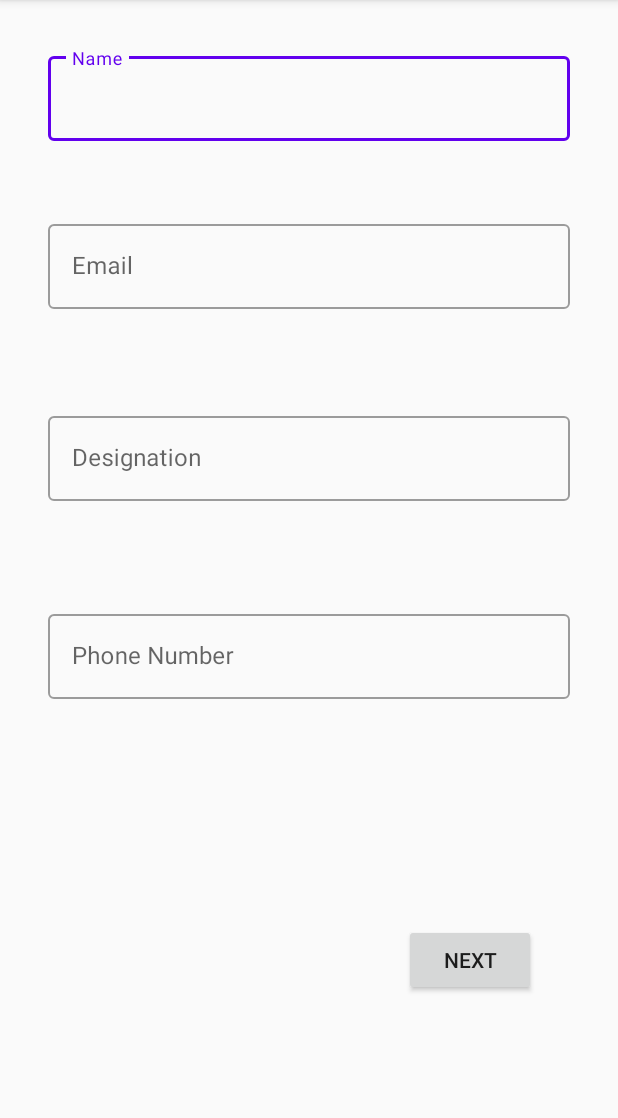
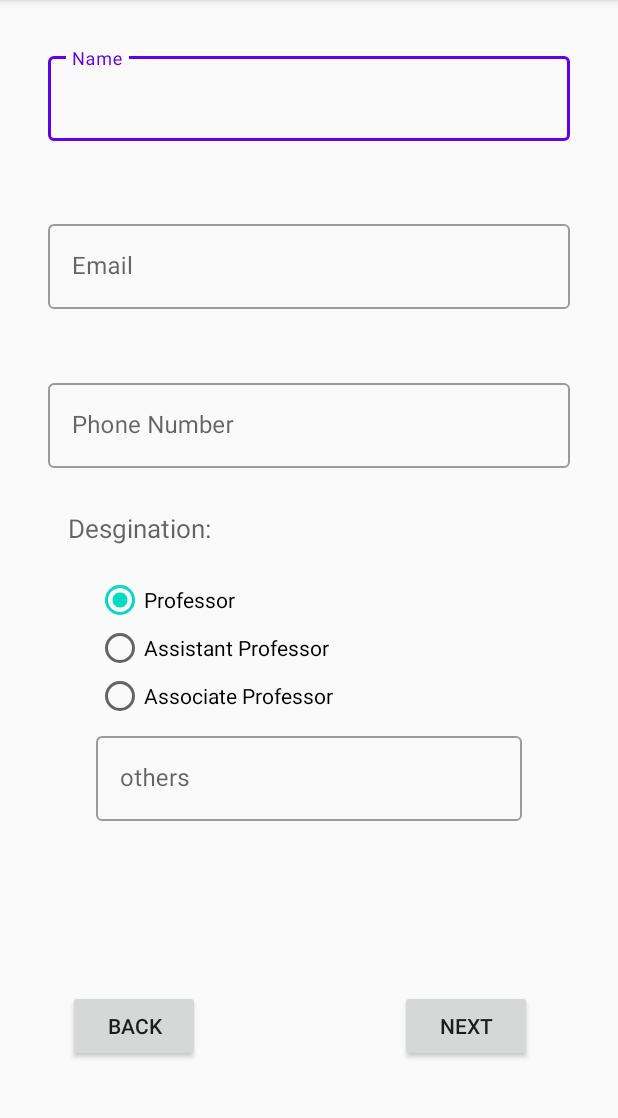
Before and after one commit to Arkelyscorpion/A2Hallbooking, an Android app: the BasicDetails screen opened directly, with no data from a screen before it, on a phone screen of 412 x 824 dp, the part 84-1202 px from its top. Run offline under Robolectric (Android 15) with nearby library versions, the phone set to English and light mode, and no system bars.

Commit message:
Added radio Buttons for Desgination

```diff
--- a/app/src/main/AndroidManifest.xml
+++ b/app/src/main/AndroidManifest.xml
@@ -9,6 +9,9 @@
         android:roundIcon="@mipmap/ic_launcher_round"
         android:supportsRtl="true"
         android:theme="@style/Theme.A2Hall">
+        <activity
+            android:name=".ThirdPage"
+            android:exported="true" />
         <activity
             android:name=".SecondaryDetails"
             android:exported="false" />
--- a/app/src/main/java/com/example/a2hall/BasicDetails.kt
+++ b/app/src/main/java/com/example/a2hall/BasicDetails.kt
@@ -10,18 +10,24 @@ class BasicDetails : AppCompatActivity() {
         super.onCreate(savedInstanceState)
         setContentView(R.layout.activity_basic_details)
 
-        val button = findViewById<Button>(R.id.button2)
+        val nextButton = findViewById<Button>(R.id.button2)
+        val backButton = findViewById<Button>(R.id.button3)
 
         /*
         operations to be performed
         when user tap on the button
         */
-        button?.setOnClickListener()
+        nextButton?.setOnClickListener()
         {
             //intent is used to link one page to another
             val intent = Intent(this, SecondaryDetails::class.java)
             // start your next activity
             startActivity(intent)          }
+
+        backButton?.setOnClickListener(){
+            val intent = Intent(this,MainActivity::class.java)
+            startActivity(intent)
+        }
     }
 
 }
--- a/app/src/main/res/layout/activity_basic_details.xml
+++ b/app/src/main/res/layout/activity_basic_details.xml
@@ -45,13 +45,33 @@
             android:hint="Email" />
     </com.google.android.material.textfield.TextInputLayout>
 
+<!--    <com.google.android.material.textfield.TextInputLayout-->
+<!--        android:id="@+id/outlinedTextInputField4"-->
+<!--        style="@style/Widget.MaterialComponents.TextInputLayout.OutlinedBox"-->
+<!--        android:layout_width="match_parent"-->
+<!--        android:layout_height="wrap_content"-->
+<!--        android:layout_marginStart="32dp"-->
+<!--        android:layout_marginTop="404dp"-->
+<!--        android:layout_marginEnd="32dp"-->
+<!--        app:layout_constraintEnd_toEndOf="parent"-->
+<!--        app:layout_constraintHorizontal_bias="0.0"-->
+<!--        app:layout_constraintStart_toStartOf="parent"-->
+<!--        app:layout_constraintTop_toTopOf="parent">-->
+
+<!--        <com.google.android.material.textfield.TextInputEditText-->
+<!--            android:id="@+id/textInputEditText4"-->
+<!--            android:layout_width="match_parent"-->
+<!--            android:layout_height="wrap_content"-->
+<!--            android:hint="Designation" />-->
+<!--    </com.google.android.material.textfield.TextInputLayout>-->
+
     <com.google.android.material.textfield.TextInputLayout
         android:id="@+id/outlinedTextInputField3"
         style="@style/Widget.MaterialComponents.TextInputLayout.OutlinedBox"
         android:layout_width="match_parent"
         android:layout_height="wrap_content"
         android:layout_marginStart="32dp"
-        android:layout_marginTop="272dp"
+        android:layout_marginTop="250dp"
         android:layout_marginEnd="32dp"
         app:layout_constraintEnd_toEndOf="parent"
         app:layout_constraintHorizontal_bias="0.0"
@@ -62,38 +82,108 @@
             android:id="@+id/textInputEditText3"
             android:layout_width="match_parent"
             android:layout_height="wrap_content"
-            android:hint="Designation" />
+            android:hint="Phone Number" />
     </com.google.android.material.textfield.TextInputLayout>
 
-    <com.google.android.material.textfield.TextInputLayout
-        android:id="@+id/outlinedTextInputField4"
-        style="@style/Widget.MaterialComponents.TextInputLayout.OutlinedBox"
+    <RadioGroup
+        android:id="@+id/radioGroupForDesignation"
         android:layout_width="match_parent"
         android:layout_height="wrap_content"
+        android:checkedButton="@id/radioButton1"
         android:layout_marginStart="32dp"
-        android:layout_marginTop="404dp"
+        android:layout_marginTop="340dp"
         android:layout_marginEnd="32dp"
         app:layout_constraintEnd_toEndOf="parent"
         app:layout_constraintHorizontal_bias="0.0"
         app:layout_constraintStart_toStartOf="parent"
         app:layout_constraintTop_toTopOf="parent">
 
-        <com.google.android.material.textfield.TextInputEditText
-            android:id="@+id/textInputEditText4"
+        <TextView
+            android:id="@+id/headingForDesignation"
+            style="@style/TextAppearance.MaterialComponents.Headline3"
             android:layout_width="match_parent"
             android:layout_height="wrap_content"
-            android:hint="Phone Number" />
-    </com.google.android.material.textfield.TextInputLayout>
+            android:text="\tDesgination:\n"
+            android:textSize="17sp"/>
+
+
+
+        <RadioButton
+            android:id="@+id/radioButton1"
+            android:layout_width="match_parent"
+            android:layout_height="match_parent"
+            android:layout_marginStart="32dp"
+            android:layout_marginEnd="32dp"
+            android:text="Professor"/>
+
+
+        <RadioButton
+            android:id="@+id/radioButton2"
+            android:layout_width="match_parent"
+            android:layout_height="match_parent"
+            android:layout_marginStart="32dp"
+            android:layout_marginEnd="32dp"
+            android:text="Assistant Professor"/>
+
+        <RadioButton
+            android:id="@+id/radioButton3"
+            android:layout_width="match_parent"
+            android:layout_height="match_parent"
+            android:layout_marginStart="32dp"
+            android:layout_marginEnd="32dp"
+            android:text="Associate Professor"/>
+
+<!--        <RadioButton-->
+<!--            android:layout_width="match_parent"-->
+<!--            android:layout_height="match_parent"-->
+<!--            android:layout_marginStart="32dp"-->
+<!--            android:layout_marginEnd="32dp"-->
+<!--            android:text="Others"/>-->
+
+        <com.google.android.material.textfield.TextInputLayout
+            android:id="@+id/othersForDesignation"
+            style="@style/Widget.MaterialComponents.TextInputLayout.OutlinedBox"
+            android:layout_width="match_parent"
+            android:layout_height="wrap_content"
+            android:layout_marginStart="32dp"
+            android:layout_marginTop="5dp"
+            android:layout_marginEnd="32dp"
+            app:layout_constraintEnd_toEndOf="parent"
+            app:layout_constraintHorizontal_bias="0.0"
+            app:layout_constraintStart_toStartOf="parent"
+            app:layout_constraintTop_toTopOf="parent">
+
+            <com.google.android.material.textfield.TextInputEditText
+                android:id="@+id/textInputFieldForOthers"
+                android:layout_width="match_parent"
+                android:layout_height="wrap_content"
+                android:hint="others" />
+        </com.google.android.material.textfield.TextInputLayout>
+
+    </RadioGroup>
+
 
     <Button
         android:id="@+id/button2"
         android:layout_width="wrap_content"
         android:layout_height="wrap_content"
-        android:layout_marginBottom="104dp"
+        android:layout_marginBottom="60dp"
         android:text="Next"
         app:layout_constraintBottom_toBottomOf="parent"
         app:layout_constraintEnd_toEndOf="parent"
-        app:layout_constraintHorizontal_bias="0.832"
+        app:layout_constraintHorizontal_bias="0.823"
         app:layout_constraintStart_toStartOf="parent" />
 
+    <Button
+        android:id="@+id/button3"
+        android:layout_width="wrap_content"
+        android:layout_height="wrap_content"
+        android:layout_marginBottom="60dp"
+        android:text="Back"
+        app:layout_constraintBottom_toBottomOf="parent"
+        app:layout_constraintEnd_toEndOf="parent"
+        app:layout_constraintHorizontal_bias="0.139"
+        app:layout_constraintStart_toStartOf="parent" />
+
+
 </androidx.constraintlayout.widget.ConstraintLayout>
--- a/app/src/main/res/layout/activity_secondary_details.xml
+++ b/app/src/main/res/layout/activity_secondary_details.xml
@@ -6,4 +6,6 @@
     android:layout_height="match_parent"
     tools:context=".SecondaryDetails">
 
+
+
 </androidx.constraintlayout.widget.ConstraintLayout>
```
